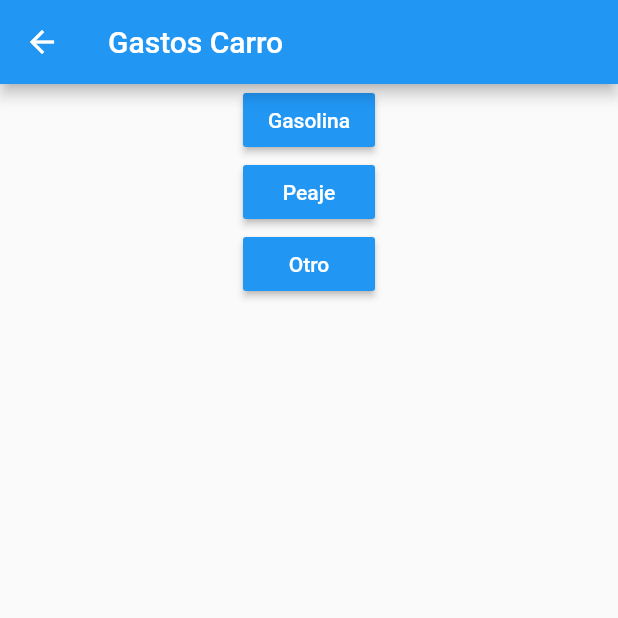
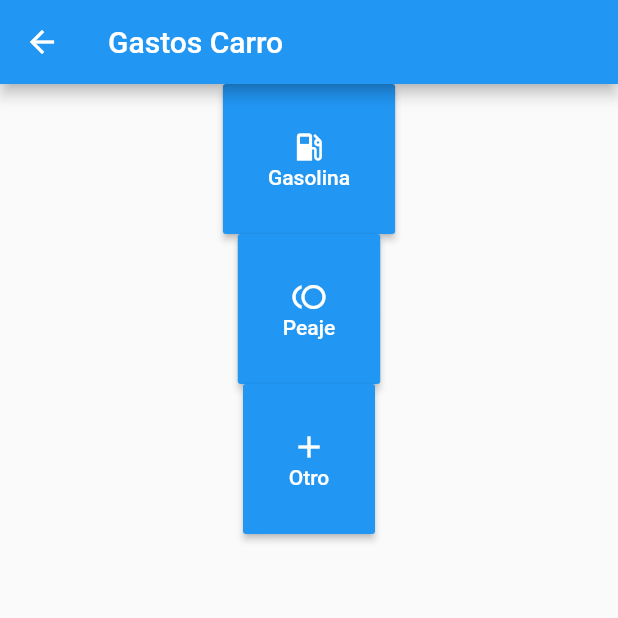
Before and after one commit to stevencode5/Ithaca, a Flutter app: the GastosCarro screen opened by its route, on a phone screen of 412 x 824 dp, the top half of it. Run offline on Flutter 3.47's test engine with Material 2 defaults, Android fonts, the phone set to English and light mode, and no system bars.

Commit message:
Implementacion de gasto regular

```diff
--- a/lib/gastos/gastos-carro.dart
+++ b/lib/gastos/gastos-carro.dart
@@ -25,9 +25,15 @@ class GastosCarro extends StatelessWidget {
 
   RaisedButton _crearBotonGastoGasolina(BuildContext context){
     return RaisedButton(
+        padding: EdgeInsets.all(30),
         textColor: Colors.white,
         color: Colors.blue,
-        child: Text('Gasolina'),
+        child: Column(
+          children: <Widget>[
+            Icon(Icons.local_gas_station),
+            Text('Gasolina'),
+          ],
+        ),
         onPressed: (){
           Navigator.of(context).pushNamed('/gastos-carro/gasolina');
         },
@@ -36,9 +42,15 @@ class GastosCarro extends StatelessWidget {
 
   RaisedButton _crearBotonGastoPeaje(BuildContext context){
     return RaisedButton(
+        padding: EdgeInsets.all(30),
         textColor: Colors.white,
         color: Colors.blue,
-        child: Text('Peaje'),
+        child: Column(
+          children: <Widget>[
+            Icon(Icons.toll),
+            Text('Peaje'),
+          ],
+        ),
         onPressed: (){
           Navigator.of(context).pushNamed('/gastos-carro/peaje');
         },
@@ -47,11 +59,17 @@ class GastosCarro extends StatelessWidget {
 
   RaisedButton _crearBotonGastoOtro(BuildContext context){
     return RaisedButton(
+        padding: EdgeInsets.all(30),
         textColor: Colors.white,
         color: Colors.blue,
-        child: Text('Otro'),
+        child: Column(
+          children: <Widget>[
+            Icon(Icons.add),
+            Text('Otro'),
+          ],
+        ),
         onPressed: (){
-          Navigator.push(context, MaterialPageRoute(builder: (context) => GastoRegular('Carro gas')));
+          Navigator.push(context, MaterialPageRoute(builder: (context) => GastoRegular('tipo', 'nombre')));
         },
       );
   }
--- a/lib/main.dart
+++ b/lib/main.dart
@@ -1,5 +1,6 @@
 import 'package:flutter/material.dart';
 import 'package:ithaca/gastos.dart';
+import 'package:ithaca/gastos/gasto-generico.dart';
 import 'package:ithaca/gastos/gastos-carro.dart';
 import 'package:ithaca/gastos/gastos-carro/gasolina.dart';
 import 'package:ithaca/gastos/gastos-carro/peaje.dart';
@@ -20,7 +21,7 @@ class MyApp extends StatelessWidget {
   Widget build(BuildContext context) {
     return MaterialApp(
         title: 'Ithaca',
-        home: HomeInicio(),
+        home: GastosCarro(),
         routes: <String, WidgetBuilder>{
           '/home': (BuildContext context) => HomeInicio(),
           '/gastos': (BuildContext context) => Gastos(),
```
Also changed, not shown: lib/gasto-regular.dart (+9 -5 lines).
